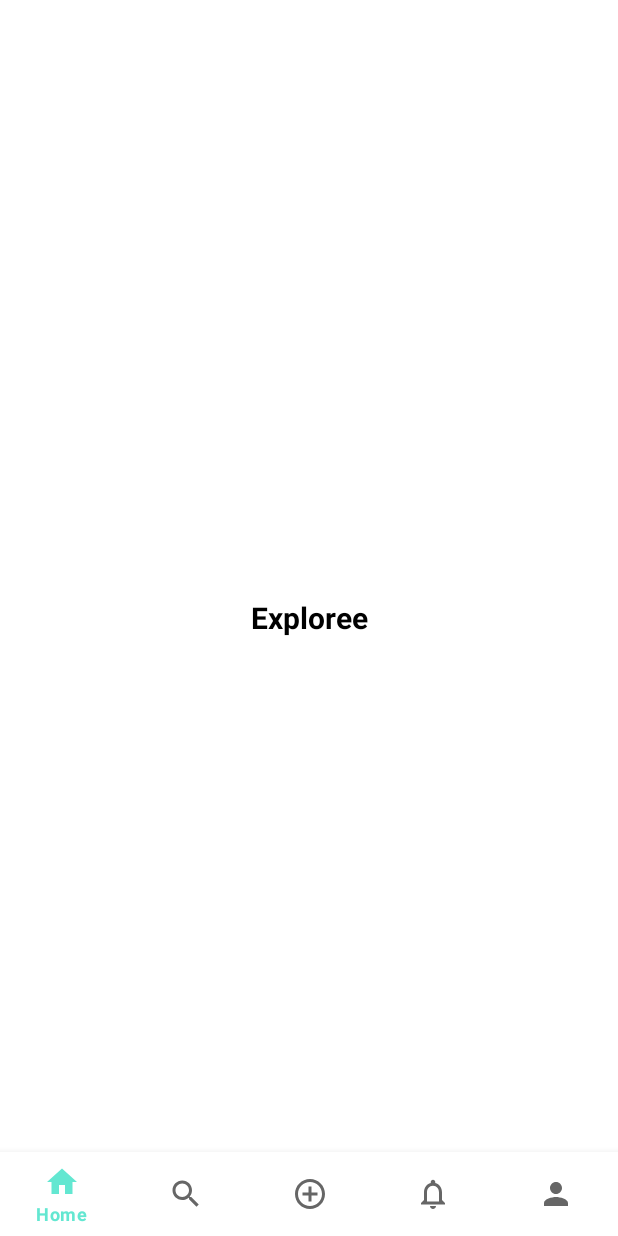
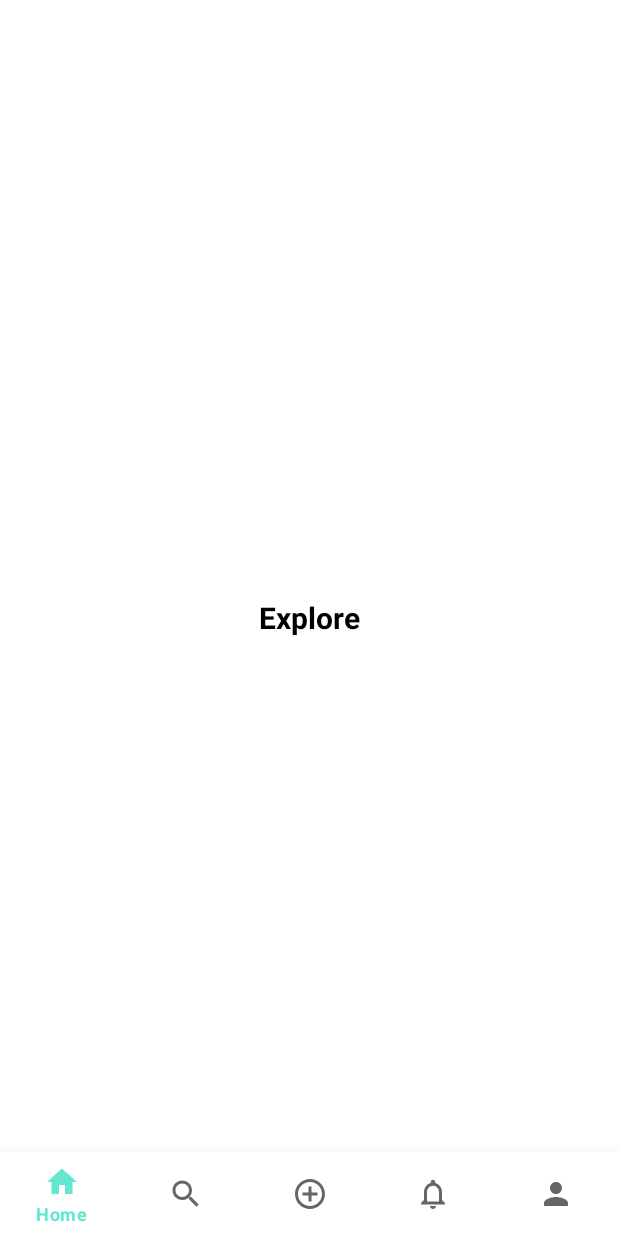
Before and after one commit to Speedwagon-Org/TutorMe, an Android app: the fragment explore placed in its activity, on a phone screen of 412 x 824 dp. Run offline under Robolectric (Android 15) with nearby library versions, the phone set to English and light mode, and no system bars; our stand-ins replace navigation-ui.

Commit message:
connect login to demo

```diff
--- a/app/src/main/AndroidManifest.xml
+++ b/app/src/main/AndroidManifest.xml
@@ -25,6 +25,9 @@
         <activity android:name=".Demo">
         </activity>
 
+        <activity android:name=".LoginRegister">
+        </activity>
+
     </application>
 
 </manifest>
--- a/app/src/main/java/com/speedwagon/tutorme/Demo.kt
+++ b/app/src/main/java/com/speedwagon/tutorme/Demo.kt
@@ -21,5 +21,9 @@ class Demo : AppCompatActivity() {
             startActivity(MainmenuIntent)
         }
 
+        findViewById<Button>(R.id.toLogin).setOnClickListener {
+            val MainmenuIntent = Intent(this, LoginRegister::class.java)
+            startActivity(MainmenuIntent)
+        }
     }
 }
--- a/app/src/main/res/layout/activity_home.xml
+++ b/app/src/main/res/layout/activity_home.xml
@@ -25,5 +25,5 @@
         app:layout_constraintEnd_toEndOf="parent"
         app:layout_constraintStart_toStartOf="parent"
         app:layout_constraintTop_toTopOf="parent"
-        app:navGraph="@navigation/home_nav" />
+        app:navGraph="@navigation/home_nav"/>
 </androidx.constraintlayout.widget.ConstraintLayout>
--- a/app/src/main/res/layout/fragment_explore.xml
+++ b/app/src/main/res/layout/fragment_explore.xml
@@ -13,7 +13,7 @@
         <TextView
             android:layout_width="match_parent"
             android:layout_height="match_parent"
-            android:text="Exploree"
+            android:text="Explore"
             android:textColor="@color/black"
             android:textStyle="bold"
             android:gravity="center"
```
Also changed, not shown: app/src/main/java/com/speedwagon/tutorme/LoginRegister.kt (+8 -1 lines).
